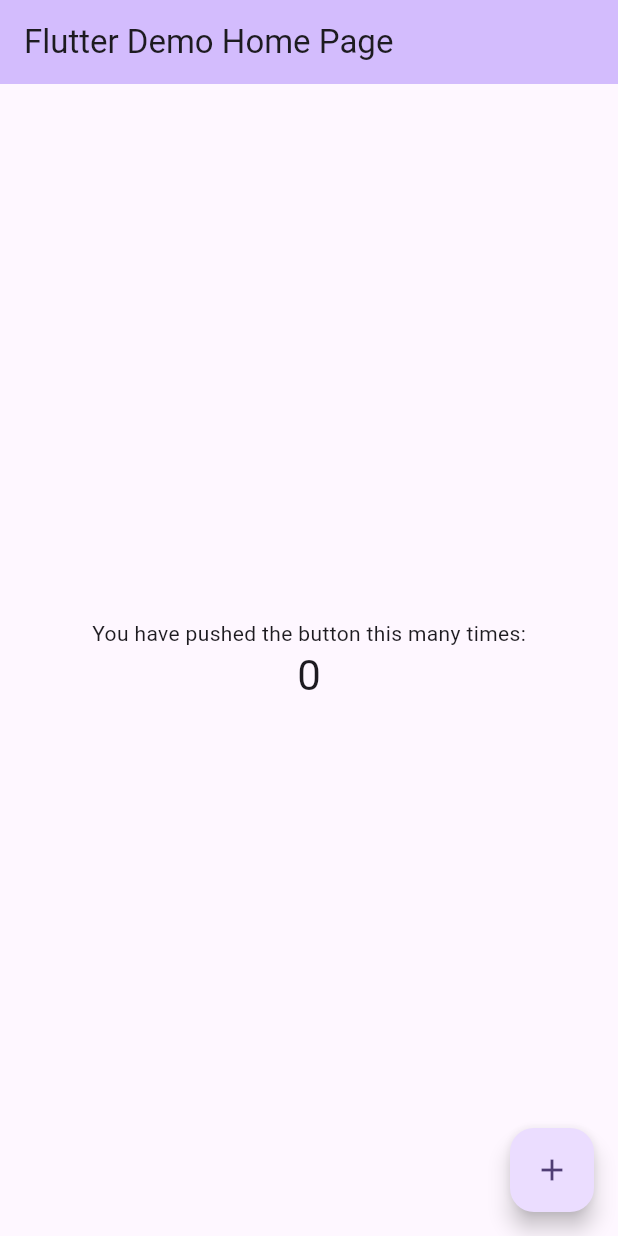
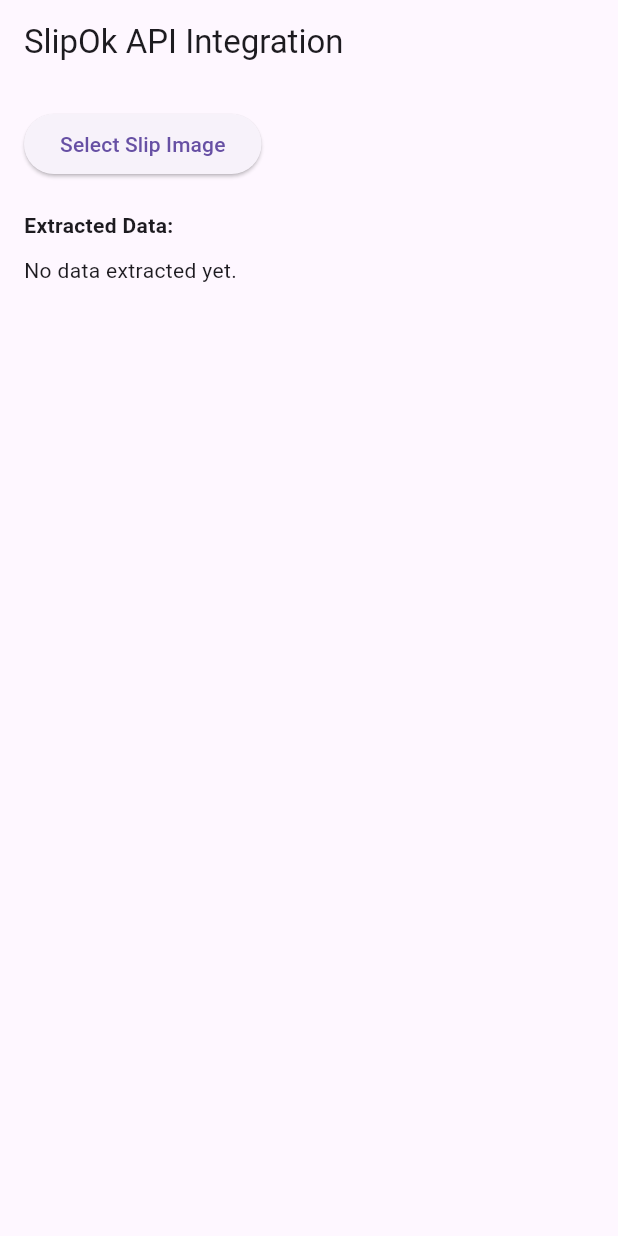
Before and after one commit to CP24SY2/taxdy-demo, a Flutter app: the screen it shows after launch, on a phone screen of 412 x 824 dp. Run offline on Flutter 3.47's test engine with Material 3 defaults, Android fonts, the phone set to English and light mode, and no system bars; our stand-ins replace image_picker.

Commit message:
🐈 : SlipOK API

```diff
--- a/lib/main.dart
+++ b/lib/main.dart
@@ -1,125 +1,124 @@
+import 'dart:convert';
+import 'dart:io';
 import 'package:flutter/material.dart';
+import 'package:http/http.dart' as http;
+import 'package:image_picker/image_picker.dart';
+import 'package:path/path.dart';
 
-void main() {
-  runApp(const MyApp());
-}
+void main() => runApp(MyApp());
 
 class MyApp extends StatelessWidget {
-  const MyApp({super.key});
-
-  // This widget is the root of your application.
   @override
   Widget build(BuildContext context) {
     return MaterialApp(
-      title: 'Flutter Demo',
-      theme: ThemeData(
-        // This is the theme of your application.
-        //
-        // TRY THIS: Try running your application with "flutter run". You'll see
-        // the application has a purple toolbar. Then, without quitting the app,
-        // try changing the seedColor in the colorScheme below to Colors.green
-        // and then invoke "hot reload" (save your changes or press the "hot
-        // reload" button in a Flutter-supported IDE, or press "r" if you used
-        // the command line to start the app).
-        //
-        // Notice that the counter didn't reset back to zero; the application
-        // state is not lost during the reload. To reset the state, use hot
-        // restart instead.
-        //
-        // This works for code too, not just values: Most code changes can be
-        // tested with just a hot reload.
-        colorScheme: ColorScheme.fromSeed(seedColor: Colors.deepPurple),
-        useMaterial3: true,
-      ),
-      home: const MyHomePage(title: 'Flutter Demo Home Page'),
+      home: SlipOkScreen(),
     );
   }
 }
 
-class MyHomePage extends StatefulWidget {
-  const MyHomePage({super.key, required this.title});
-
-  // This widget is the home page of your application. It is stateful, meaning
-  // that it has a State object (defined below) that contains fields that affect
-  // how it looks.
-
-  // This class is the configuration for the state. It holds the values (in this
-  // case the title) provided by the parent (in this case the App widget) and
-  // used by the build method of the State. Fields in a Widget subclass are
-  // always marked "final".
-
-  final String title;
-
+class SlipOkScreen extends StatefulWidget {
   @override
-  State<MyHomePage> createState() => _MyHomePageState();
+  _SlipOkScreenState createState() => _SlipOkScreenState();
 }
 
-class _MyHomePageState extends State<MyHomePage> {
-  int _counter = 0;
+class _SlipOkScreenState extends State<SlipOkScreen> {
+  String extractedText = '';
+  final ImagePicker _picker = ImagePicker();
 
-  void _incrementCounter() {
-    setState(() {
-      // This call to setState tells the Flutter framework that something has
-      // changed in this State, which causes it to rerun the build method below
-      // so that the display can reflect the updated values. If we changed
-      // _counter without calling setState(), then the build method would not be
-      // called again, and so nothing would appear to happen.
-      _counter++;
-    });
+  // กำหนด URL ของ API และ API Key
+  final String apiUrl = 'https://api.slipok.com/api/line/apikey/31502';
+  final String apiKey = 'SLIPOKUF6RYLZ';
+
+  Future<void> _pickImage() async {
+    final pickedFile = await _picker.pickImage(source: ImageSource.gallery);
+
+    if (pickedFile != null) {
+      File imageFile = File(pickedFile.path);
+      String result = await _uploadSlip(imageFile);
+      setState(() {
+        extractedText = result;
+      });
+    }
+  }
+
+  Future<String> _uploadSlip(File image) async {
+    var request = http.MultipartRequest('POST', Uri.parse(apiUrl));
+
+    // ใส่ Header
+    request.headers['x-authorization'] = apiKey;
+
+    // ใส่ไฟล์ภาพใน Body (ฟิลด์ 'files')
+    request.files.add(await http.MultipartFile.fromPath(
+      'files',
+      image.path,
+      filename: basename(image.path),
+    ));
+
+    // Optional: คุณสามารถเพิ่มฟิลด์อื่นๆ ลงใน Body ได้ เช่น amount หรือ log
+    // request.fields['log'] = 'false';
+
+    // ส่งคำขอไปยัง SlipOk API
+    try {
+      var response = await request.send();
+      var responseBody = await http.Response.fromStream(response);
+
+      if (response.statusCode == 200) {
+        var data = jsonDecode(responseBody.body);
+
+        // ดึงข้อมูลที่ต้องการจาก response
+        String transDate = data['data']['transDate'];
+        String transTime = data['data']['transTime'];
+        String transTimestamp = data['data']['transTimestamp'];
+        String senderDisplayName = data['data']['sender']['displayName'];
+        String senderName = data['data']['sender']['name'];
+        String receiverDisplayName = data['data']['receiver']['displayName'];
+        String receiverName = data['data']['receiver']['name'];
+        String amount = data['data']['amount'].toString();
+
+        // แสดงผลข้อมูลที่ต้องการ
+        return '''
+        Transaction Date: $transDate
+        Transaction Time: $transTime
+        Transaction Timestamp: $transTimestamp
+        Sender Display Name: $senderDisplayName
+        Sender Name: $senderName
+        Receiver Display Name: $receiverDisplayName
+        Receiver Name: $receiverName
+        Amount: $amount
+        ''';
+      } else {
+        return 'Error: ${response.statusCode} - ${responseBody.body}';
+      }
+    } catch (e) {
+      return 'Error occurred: $e';
+    }
   }
 
   @override
   Widget build(BuildContext context) {
-    // This method is rerun every time setState is called, for instance as done
-    // by the _incrementCounter method above.
-    //
-    // The Flutter framework has been optimized to make rerunning build methods
-    // fast, so that you can just rebuild anything that needs updating rather
-    // than having to individually change instances of widgets.
     return Scaffold(
       appBar: AppBar(
-        // TRY THIS: Try changing the color here to a specific color (to
-        // Colors.amber, perhaps?) and trigger a hot reload to see the AppBar
-        // change color while the other colors stay the same.
-        backgroundColor: Theme.of(context).colorScheme.inversePrimary,
-        // Here we take the value from the MyHomePage object that was created by
-        // the App.build method, and use it to set our appbar title.
-        title: Text(widget.title),
+        title: Text('SlipOk API Integration'),
       ),
-      body: Center(
-        // Center is a layout widget. It takes a single child and positions it
-        // in the middle of the parent.
+      body: Padding(
+        padding: const EdgeInsets.all(16.0),
         child: Column(
-          // Column is also a layout widget. It takes a list of children and
-          // arranges them vertically. By default, it sizes itself to fit its
-          // children horizontally, and tries to be as tall as its parent.
-          //
-          // Column has various properties to control how it sizes itself and
-          // how it positions its children. Here we use mainAxisAlignment to
-          // center the children vertically; the main axis here is the vertical
-          // axis because Columns are vertical (the cross axis would be
-          // horizontal).
-          //
-          // TRY THIS: Invoke "debug painting" (choose the "Toggle Debug Paint"
-          // action in the IDE, or press "p" in the console), to see the
-          // wireframe for each widget.
-          mainAxisAlignment: MainAxisAlignment.center,
-          children: <Widget>[
-            const Text(
-              'You have pushed the button this many times:',
+          crossAxisAlignment: CrossAxisAlignment.start,
+          children: [
+            ElevatedButton(
+              onPressed: _pickImage,
+              child: Text('Select Slip Image'),
             ),
+            SizedBox(height: 20),
             Text(
-              '$_counter',
-              style: Theme.of(context).textTheme.headlineMedium,
+              'Extracted Data:',
+              style: TextStyle(fontWeight: FontWeight.bold),
             ),
+            SizedBox(height: 10),
+            Text(extractedText.isNotEmpty ? extractedText : 'No data extracted yet.'),
           ],
         ),
       ),
-      floatingActionButton: FloatingActionButton(
-        onPressed: _incrementCounter,
-        tooltip: 'Increment',
-        child: const Icon(Icons.add),
-      ), // This trailing comma makes auto-formatting nicer for build methods.
     );
   }
 }
--- a/pubspec.yaml
+++ b/pubspec.yaml
@@ -30,6 +30,8 @@
 dependencies:
   flutter:
     sdk: flutter
+  image_picker: ^0.8.4+3
+  http: ^1.2.2
 
 
   # The following adds the Cupertino Icons font to your application.
```
Also changed, not shown: pubspec.lock, 5 other files.
